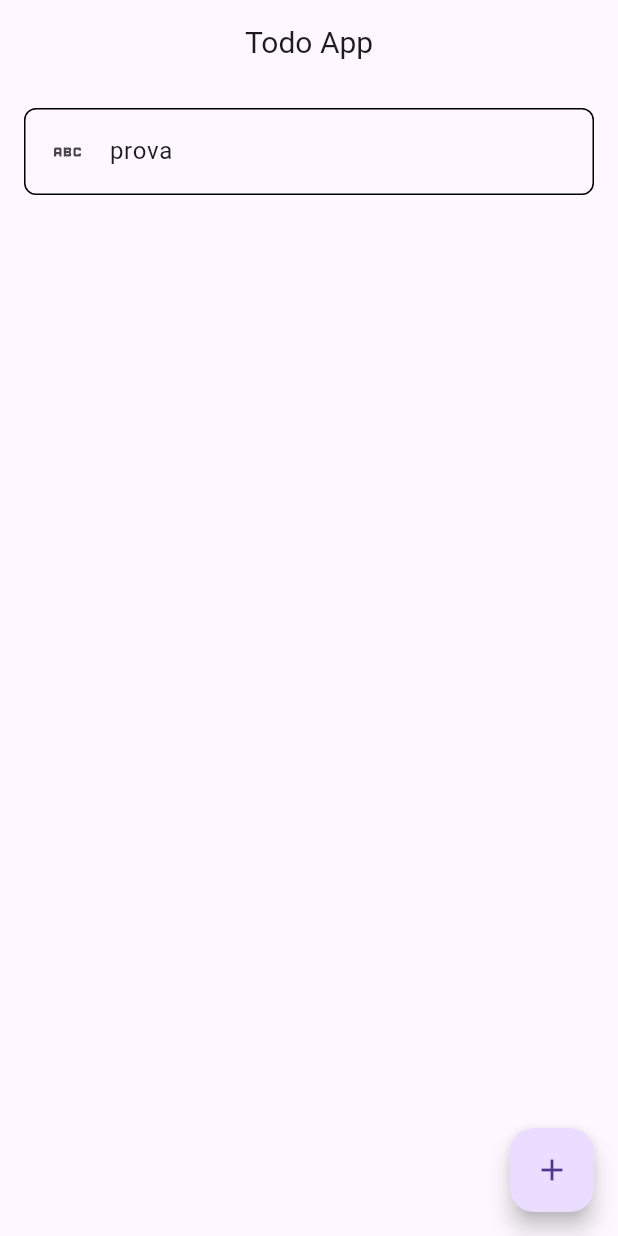
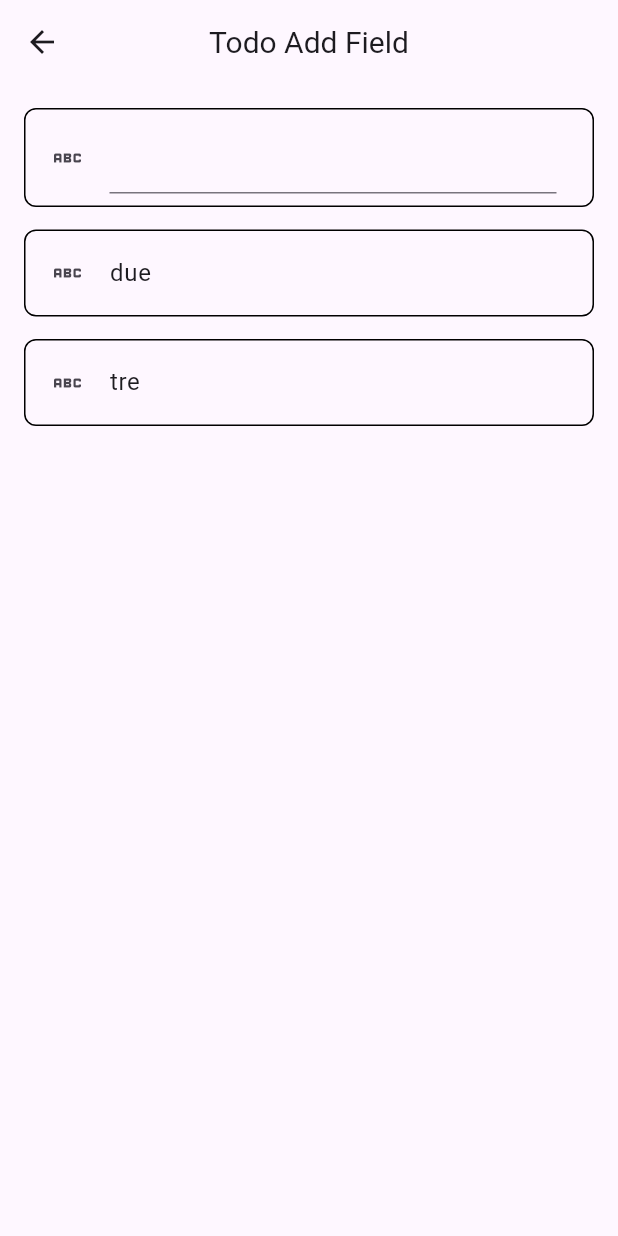
Before and after one commit to AAleDG/flutter_projects, a Flutter app: the screen it shows after launch, after a tap on the "add" icon, on a phone screen of 412 x 824 dp. Run offline on Flutter 3.47's test engine with Material 3 defaults, Android fonts, the phone set to English and light mode, and no system bars; our stand-ins replace auto_route, flutter_bloc, freezed_annotation, get_it.

```diff
--- /dev/null
+++ b/lib/core/di/provider.dart
@@ -0,0 +1,10 @@
+import 'package:flutter_projects/feature/todo_app/presentation/blocs/cubit/todo_app_cubit.dart';
+import 'package:get_it/get_it.dart';
+
+final injector = GetIt.instance;
+
+Future<void> registerCubit() async {
+  injector.registerSingleton<TodoAppCubit>(
+    TodoAppCubit(),
+  );
+}
--- /dev/null
+++ b/lib/core/presentation/bloc_provider.dart
@@ -0,0 +1,21 @@
+import 'package:flutter/material.dart';
+import 'package:flutter_bloc/flutter_bloc.dart';
+import 'package:flutter_projects/feature/todo_app/presentation/blocs/cubit/todo_app_cubit.dart';
+
+class AppMultiBlocProvider extends StatelessWidget {
+  final Widget child;
+
+  const AppMultiBlocProvider({super.key, required this.child});
+
+  @override
+  Widget build(BuildContext context) {
+    return MultiBlocProvider(
+      providers: [
+        BlocProvider<TodoAppCubit>(
+          create: (context) => TodoAppCubit(),
+        ),
+      ],
+      child: child,
+    );
+  }
+}
--- a/lib/core/router/app_route.dart
+++ b/lib/core/router/app_route.dart
@@ -1,5 +1,6 @@
 import 'package:auto_route/auto_route.dart';
 import 'package:flutter/material.dart';
+import 'package:flutter_projects/feature/todo_app/presentation/pages/todo_add_field_page.dart';
 import 'package:flutter_projects/feature/todo_app/presentation/pages/todo_app_page.dart';
 
 import 'router_module.dart';
--- a/lib/core/router/router_module.dart
+++ b/lib/core/router/router_module.dart
@@ -9,7 +9,12 @@ class RouterModule {
     initial: true,
   );
 
+  static final todoAddFieldPage = AutoRoute(
+    page: TodoAddFieldRoute.page,
+  );
+
   static final routerModuleList = [
     todoAppPage,
+    todoAddFieldPage,
   ];
 }
--- /dev/null
+++ b/lib/feature/todo_app/presentation/blocs/cubit/todo_app_cubit.dart
@@ -0,0 +1,21 @@
+import 'package:flutter/material.dart';
+import 'package:flutter_bloc/flutter_bloc.dart';
+import 'package:flutter_projects/feature/todo_app/presentation/blocs/cubit/todo_app_state.dart';
+
+class TodoAppCubit extends Cubit<TodoAppState> {
+  final TextEditingController descriptionController = TextEditingController();
+  TodoAppCubit()
+      : super(
+          const TodoAppInitialState(),
+        );
+
+  void addNewDescription(String newDescription) {}
+
+  void addNewPriotity(String newPriority) {}
+
+  void emitLoading() {
+    emit(
+      const TodoAppState.loading(),
+    );
+  }
+}
--- /dev/null
+++ b/lib/feature/todo_app/presentation/blocs/cubit/todo_app_state.dart
@@ -0,0 +1,15 @@
+import 'package:freezed_annotation/freezed_annotation.dart';
+
+
+part 'todo_app_state.freezed.dart';
+
+@freezed
+class TodoAppState with _$TodoAppState {
+  const factory TodoAppState.initial() = TodoAppInitialState;
+
+  const factory TodoAppState.loading() = TodoAppLoadingState;
+
+  const factory TodoAppState.loaded() = TodoAppLoadedState;
+
+
+}
--- /dev/null
+++ b/lib/feature/todo_app/presentation/pages/todo_add_field_page.dart
@@ -0,0 +1,103 @@
+import 'package:auto_route/auto_route.dart';
+import 'package:flutter/material.dart';
+import 'package:flutter_bloc/flutter_bloc.dart';
+import 'package:flutter_projects/core/di/provider.dart';
+import 'package:flutter_projects/feature/todo_app/presentation/blocs/cubit/todo_app_cubit.dart';
+import 'package:flutter_projects/feature/todo_app/presentation/blocs/cubit/todo_app_state.dart';
+
+@RoutePage<void>()
+class TodoAddFieldPage extends StatefulWidget {
+  const TodoAddFieldPage({super.key});
+
+  @override
+  State<TodoAddFieldPage> createState() => _TodoAddFieldPageState();
+}
+
+class _TodoAddFieldPageState extends State<TodoAddFieldPage> {
+  @override
+  void initState() {
+    WidgetsBinding.instance.addPostFrameCallback((timeStamp) {
+      injector.get<TodoAppCubit>().emitLoading();
+    });
+    super.initState();
+  }
+
+  @override
+  Widget build(BuildContext context) {
+    return BlocConsumer<TodoAppCubit, TodoAppState>(
+      listener: (context, state) {
+        state.maybeMap(
+          initial: (_) {
+            print('ini');
+          },
+          loading: (_) {
+            print('hello');
+          },
+          orElse: () {},
+        );
+      },
+      builder: (context, state) {
+        return Scaffold(
+          appBar: AppBar(
+            title: const Text(
+              'Todo Add Field',
+              style: TextStyle(
+                fontSize: 20,
+              ),
+            ),
+            centerTitle: true,
+          ),
+          body: SafeArea(
+            child: ListView(
+              padding: const EdgeInsets.all(
+                16,
+              ),
+              shrinkWrap: true,
+              children: [
+                ListTile(
+                  leading: const Icon(Icons.abc),
+                  title: TextField(
+                    controller:
+                        injector.get<TodoAppCubit>().descriptionController,
+                  ),
+                  shape: OutlineInputBorder(
+                    borderRadius: BorderRadius.circular(
+                      8,
+                    ),
+                  ),
+                ),
+                const SizedBox(
+                  height: 15,
+                ),
+                ListTile(
+                  leading: const Icon(Icons.abc),
+                  title: const Text('due'),
+                  shape: OutlineInputBorder(
+                    borderRadius: BorderRadius.circular(
+                      8,
+                    ),
+                  ),
+                ),
+                const SizedBox(
+                  height: 15,
+                ),
+                ListTile(
+                  leading: const Icon(Icons.abc),
+                  title: const Text('tre'),
+                  shape: OutlineInputBorder(
+                    borderRadius: BorderRadius.circular(
+                      8,
+                    ),
+                  ),
+                ),
+                const SizedBox(
+                  height: 15,
+                ),
+              ],
+            ),
+          ),
+        );
+      },
+    );
+  }
+}
--- a/lib/feature/todo_app/presentation/pages/todo_app_page.dart
+++ b/lib/feature/todo_app/presentation/pages/todo_app_page.dart
@@ -1,5 +1,6 @@
 import 'package:auto_route/auto_route.dart';
 import 'package:flutter/material.dart';
+import 'package:flutter_projects/core/router/app_route.dart';
 
 @RoutePage<void>()
 class TodoAppPage extends StatelessWidget {
@@ -9,7 +10,11 @@ class TodoAppPage extends StatelessWidget {
   Widget build(BuildContext context) {
     return Scaffold(
       floatingActionButton: FloatingActionButton(
-        onPressed: () {},
+        onPressed: () {
+          context.router.push(
+            const TodoAddFieldRoute(),
+          );
+        },
         child: const Icon(
           Icons.add,
         ),
--- a/lib/main.dart
+++ b/lib/main.dart
@@ -1,8 +1,11 @@
 import 'package:flutter/material.dart';
+import 'package:flutter_projects/core/presentation/bloc_provider.dart';
 
+import 'core/di/provider.dart' as di;
 import 'core/router/app_route.dart';
 
-void main() {
+void main() async {
+  di.registerCubit();
   runApp(MyApp());
 }
 
@@ -13,106 +16,10 @@ class MyApp extends StatelessWidget {
   // This widget is the root of your application.
   @override
   Widget build(BuildContext context) {
-    return MaterialApp.router(
-      title: 'Flutter Demo',
-      theme: ThemeData(
-        // This is the theme of your application.
-        //
-        // Try running your application with "flutter run". You'll see the
-        // application has a blue toolbar. Then, without quitting the app, try
-        // changing the primarySwatch below to Colors.green and then invoke
-        // "hot reload" (press "r" in the console where you ran "flutter run",
-        // or simply save your changes to "hot reload" in a Flutter IDE).
-        // Notice that the counter didn't reset back to zero; the application
-        // is not restarted.
-        primarySwatch: Colors.blue,
+    return AppMultiBlocProvider(
+      child: MaterialApp.router(
+        routerConfig: _appRouter.config(),
       ),
-      routerConfig: _appRouter.config(),
     );
   }
 }
-
-class MyHomePage extends StatefulWidget {
-  const MyHomePage({super.key, required this.title});
-
-  // This widget is the home page of your application. It is stateful, meaning
-  // that it has a State object (defined below) that contains fields that affect
-  // how it looks.
-
-  // This class is the configuration for the state. It holds the values (in this
-  // case the title) provided by the parent (in this case the App widget) and
-  // used by the build method of the State. Fields in a Widget subclass are
-  // always marked "final".
-
-  final String title;
-
-  @override
-  State<MyHomePage> createState() => _MyHomePageState();
-}
-
-class _MyHomePageState extends State<MyHomePage> {
-  int _counter = 0;
-
-  void _incrementCounter() {
-    setState(() {
-      // This call to setState tells the Flutter framework that something has
-      // changed in this State, which causes it to rerun the build method below
-      // so that the display can reflect the updated values. If we changed
-      // _counter without calling setState(), then the build method would not be
-      // called again, and so nothing would appear to happen.
-      _counter++;
-    });
-  }
-
-  @override
-  Widget build(BuildContext context) {
-    // This method is rerun every time setState is called, for instance as done
-    // by the _incrementCounter method above.
-    //
-    // The Flutter framework has been optimized to make rerunning build methods
-    // fast, so that you can just rebuild anything that needs updating rather
-    // than having to individually change instances of widgets.
-    return Scaffold(
-      appBar: AppBar(
-        // Here we take the value from the MyHomePage object that was created by
-        // the App.build method, and use it to set our appbar title.
-        title: Text(widget.title),
-      ),
-      body: Center(
-        // Center is a layout widget. It takes a single child and positions it
-        // in the middle of the parent.
-        child: Column(
-          // Column is also a layout widget. It takes a list of children and
-          // arranges them vertically. By default, it sizes itself to fit its
-          // children horizontally, and tries to be as tall as its parent.
-          //
-          // Invoke "debug painting" (press "p" in the console, choose the
-          // "Toggle Debug Paint" action from the Flutter Inspector in Android
-          // Studio, or the "Toggle Debug Paint" command in Visual Studio Code)
-          // to see the wireframe for each widget.
-          //
-          // Column has various properties to control how it sizes itself and
-          // how it positions its children. Here we use mainAxisAlignment to
-          // center the children vertically; the main axis here is the vertical
-          // axis because Columns are vertical (the cross axis would be
-          // horizontal).
-          mainAxisAlignment: MainAxisAlignment.center,
-          children: <Widget>[
-            const Text(
-              'You have pushed the button this many times:',
-            ),
-            Text(
-              '$_counter',
-              style: Theme.of(context).textTheme.headline4,
-            ),
-          ],
-        ),
-      ),
-      floatingActionButton: FloatingActionButton(
-        onPressed: _incrementCounter,
-        tooltip: 'Increment',
-        child: const Icon(Icons.add),
-      ), // This trailing comma makes auto-formatting nicer for build methods.
-    );
-  }
-}
--- a/pubspec.yaml
+++ b/pubspec.yaml
@@ -23,6 +23,10 @@ dependencies:
 
   auto_route: ^7.2.0
   cupertino_icons: ^1.0.2
+  flutter_bloc: ^8.1.2
+  freezed_annotation: ^2.4.1
+  json_annotation: ^4.8.1
+  get_it: ^7.6.4
 
 dev_dependencies:
   flutter_test:
@@ -31,6 +35,8 @@ dev_dependencies:
   flutter_lints: ^2.0.0
   auto_route_generator: ^7.2.0
   build_runner: ^2.3.3
+  json_serializable: ^6.7.1
+  freezed: ^2.4.2
 
 dependency_overrides:
   watcher: ^1.1.0
```
Also changed, not shown: lib/core/presentation/widgets/full_screen_loader_dialog_widget.dart (added, +83 -0 lines), lib/feature/todo_app/domain/entity/activity_entity.dart (added, +13 -0 lines), lib/core/router/app_route.gr.dart, lib/feature/todo_app/domain/entity/activity_entity.freezed.dart (added), lib/feature/todo_app/presentation/blocs/cubit/todo_app_state.freezed.dart (added), pubspec.lock, 2 other files.
